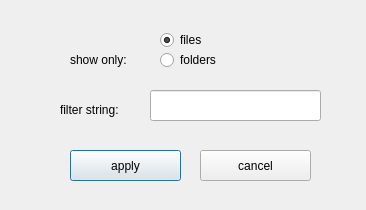
Before: the Qt Designer form ui/filterdialog.ui in dschmaryl/renamer, drawn with Qt 5.
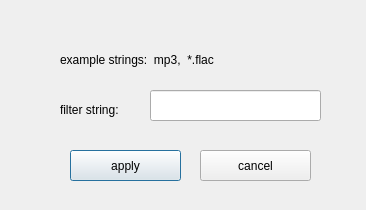
After: the same form once the commit is applied.

Commit message: pass folder as arg, clean unused functions

What changed in the file:
```diff
--- a/ui/filterdialog.ui
+++ b/ui/filterdialog.ui
@@ -62,46 +62,17 @@
     </rect>
    </property>
   </widget>
-  <widget class="QRadioButton" name="radioButton_files">
-   <property name="geometry">
-    <rect>
-     <x>160</x>
-     <y>30</y>
-     <width>91</width>
-     <height>20</height>
-    </rect>
-   </property>
-   <property name="text">
-    <string>files</string>
-   </property>
-   <property name="checked">
-    <bool>true</bool>
-   </property>
-  </widget>
-  <widget class="QRadioButton" name="radioButton_folders">
-   <property name="geometry">
-    <rect>
-     <x>160</x>
-     <y>50</y>
-     <width>111</width>
-     <height>20</height>
-    </rect>
-   </property>
-   <property name="text">
-    <string>folders</string>
-   </property>
-  </widget>
   <widget class="QLabel" name="label_show">
    <property name="geometry">
     <rect>
-     <x>70</x>
+     <x>60</x>
      <y>50</y>
-     <width>71</width>
+     <width>181</width>
      <height>20</height>
     </rect>
    </property>
    <property name="text">
-    <string>show only:</string>
+    <string>example strings:  mp3,  *.flac</string>
    </property>
   </widget>
  </widget>
```
Left out of the diff: 2 changed lines with no effect on the pictures. The commit also changes 7 other files.
